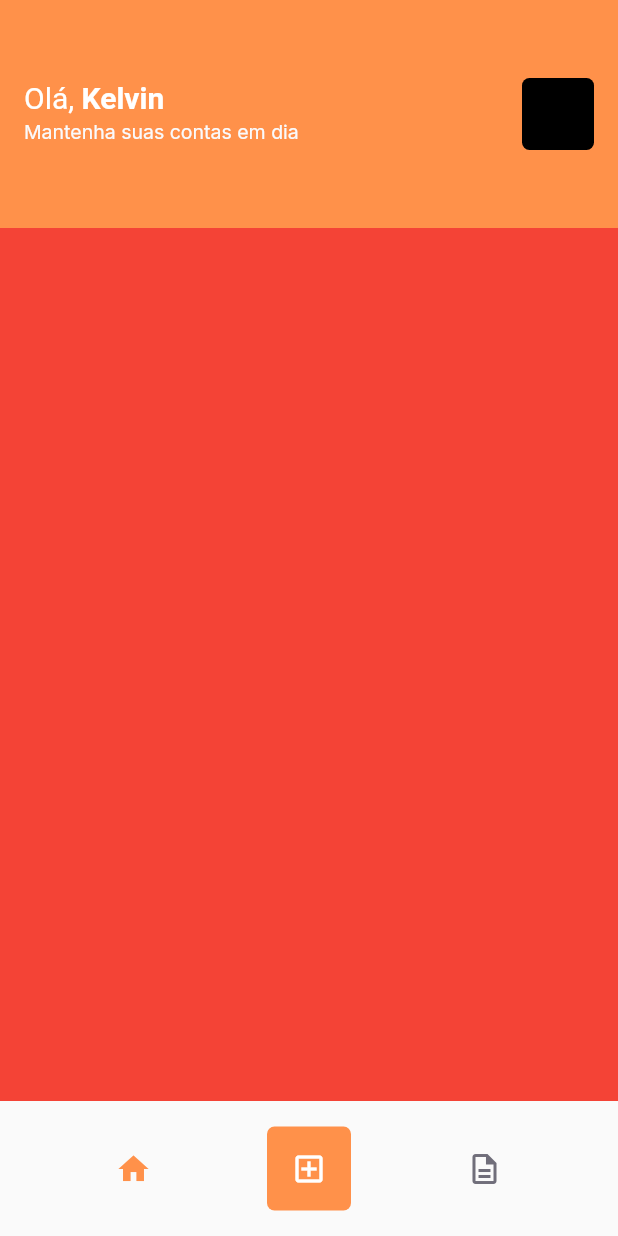
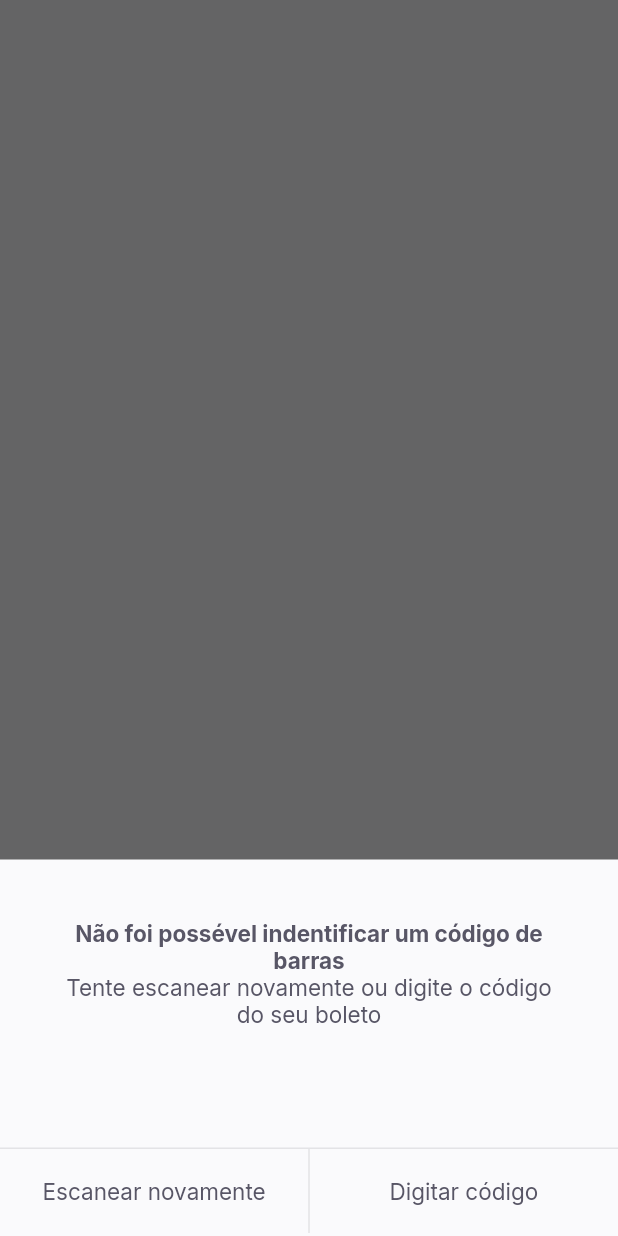
Before and after one commit to KelvinLopes/payflow, a Flutter app: the HomePage screen opened by its route, after a tap on the "add box" icon, on a phone screen of 412 x 824 dp. Run offline on Flutter 3.47's test engine with Material 2 defaults, Android fonts, the phone set to English and light mode, and no system bars; our stand-ins replace firebase_core, google_fonts, google_sign_in, shared_preferences; accounts and stored records are empty.

Commit message:
New update[barcode_scanner] 🚀

```diff
--- a/lib/app_widget.dart
+++ b/lib/app_widget.dart
@@ -1,4 +1,5 @@
 import 'package:flutter/material.dart';
+import 'package:payflow/modules/barcode_scanner/barcode_scanner_page.dart';
 import 'package:payflow/modules/home/home_page.dart';
 import 'package:payflow/modules/splash/splash_page.dart';
 
@@ -10,12 +11,14 @@ class AppWidget extends StatelessWidget {
   Widget build(BuildContext context) {
     return MaterialApp(
       title: 'Pay Flow',
-      theme: ThemeData(primaryColor: AppColors.primary),
+      theme: ThemeData(
+          primarySwatch: Colors.orange, primaryColor: AppColors.primary),
       initialRoute: "/splash",
       routes: {
-        "/splash": (context) => SplashPage(),
-        "/home": (context) => HomePage(),
-        "/login": (context) => LoginPage(),
+        '/splash': (context) => SplashPage(),
+        '/home': (context) => HomePage(),
+        '/login': (context) => LoginPage(),
+        '/barcode_scanner': (context) => BarCodeScannerPage(),
       },
     );
   }
--- /dev/null
+++ b/lib/modules/barcode_scanner/barcode_scanner_page.dart
@@ -0,0 +1,69 @@
+import 'package:flutter/material.dart';
+import 'package:payflow/shared/bottom_sheet/bottom_sheet.dart';
+import 'package:payflow/shared/themes/app_colors.dart';
+import 'package:payflow/shared/themes/app_text_styles.dart';
+import 'package:payflow/shared/widgets/set_label_buttons/set_label_buttons.dart';
+
+class BarCodeScannerPage extends StatefulWidget {
+  const BarCodeScannerPage({Key? key}) : super(key: key);
+
+  @override
+  _BarCodeScannerPageState createState() => _BarCodeScannerPageState();
+}
+
+class _BarCodeScannerPageState extends State<BarCodeScannerPage> {
+  @override
+  Widget build(BuildContext context) {
+    return BottomSheetWidget(
+      title: 'Não foi possével indentificar um código de barras',
+      subtitle: 'Tente escanear novamente ou digite o código do seu boleto',
+      primaryLabel: 'Escanear novamente',
+      primaryOnPressed: () {},
+      secondaryLabel: 'Digitar código',
+      secondaryOnPressed: () {},
+    );
+    return SafeArea(
+      top: true,
+      bottom: true,
+      left: true,
+      right: true,
+      child: RotatedBox(
+        quarterTurns: 1,
+        child: Scaffold(
+          appBar: AppBar(
+            backgroundColor: Colors.black,
+            title: Text(
+              'Escaneie o código de barras do boleto',
+              style: TextStyles.buttonBackground,
+            ),
+            centerTitle: true,
+            leading: BackButton(color: AppColors.background),
+          ),
+          body: Column(
+            children: [
+              Expanded(
+                  child: Container(
+                color: Colors.black.withOpacity(0.6),
+              )),
+              Expanded(
+                  flex: 2,
+                  child: Container(
+                    color: Colors.transparent,
+                  )),
+              Expanded(
+                  child: Container(
+                color: Colors.black.withOpacity(0.6),
+              )),
+            ],
+          ),
+          bottomNavigationBar: SetLabelButtons(
+            primaryLabel: 'Inserir código do boleto',
+            primaryOnPressed: () {},
+            secondaryLabel: 'Adicionar da galeria',
+            secondaryOnPressed: () {},
+          ),
+        ),
+      ),
+    );
+  }
+}
--- a/lib/modules/home/home_page.dart
+++ b/lib/modules/home/home_page.dart
@@ -67,10 +67,11 @@ class _HomePageState extends State<HomePage> {
               icon: Icon(
                 Icons.home,
                 color: AppColors.primary,
-                )),
+              ),
+            ),
             GestureDetector(
               onTap: () {
-                print('Taped!');
+                Navigator.pushNamed(context, '/barcode_scanner');
               },
               child: Container(
                 width: 56,
@@ -79,12 +80,9 @@ class _HomePageState extends State<HomePage> {
                   color: AppColors.primary,
                   borderRadius: BorderRadius.circular(5),
                 ),
-                child: IconButton(
-                  onPressed: () {},
-                  icon: Icon(
+                child: Icon(
                   Icons.add_box_outlined,
                   color: AppColors.background,
-                  ),
                 ),
               ),
             ),
@@ -96,7 +94,8 @@ class _HomePageState extends State<HomePage> {
               icon: Icon(
                 Icons.description_outlined,
                 color: AppColors.body,
-                )),
+              ),
+            ),
           ],
         ),
       ),
--- /dev/null
+++ b/lib/shared/bottom_sheet/bottom_sheet.dart
@@ -0,0 +1,73 @@
+import 'package:flutter/material.dart';
+import 'package:payflow/shared/themes/app_colors.dart';
+import 'package:payflow/shared/themes/app_text_styles.dart';
+import 'package:payflow/shared/widgets/set_label_buttons/set_label_buttons.dart';
+
+class BottomSheetWidget extends StatelessWidget {
+  final String primaryLabel;
+  final VoidCallback primaryOnPressed;
+  final String secondaryLabel;
+  final VoidCallback secondaryOnPressed;
+  final String title;
+  final String subtitle;
+
+  const BottomSheetWidget(
+      {Key? key,
+      required this.primaryLabel,
+      required this.primaryOnPressed,
+      required this.secondaryLabel,
+      required this.secondaryOnPressed,
+      required this.title,
+      required this.subtitle})
+      : super(key: key);
+
+  @override
+  Widget build(BuildContext context) {
+    return Material(
+      child: Container(
+        color: AppColors.shape,
+        child: Column(
+          children: [
+            Expanded(child: Container(color: Colors.black.withOpacity(0.6))),
+            Column(
+              children: [
+                Padding(
+                  padding: const EdgeInsets.all(40),
+                  child: Text.rich(
+                    TextSpan(
+                        text: title,
+                        style: TextStyles.buttonBoldHeading,
+                        children: [
+                          TextSpan(
+                            text: '\n$subtitle',
+                            style: TextStyles.buttonHeading,
+                          ),
+                        ]),
+                    textAlign: TextAlign.center,
+                  ),
+                ),
+                SizedBox(height: 40),
+                Row(
+                  children: [
+                    Expanded(
+                      child: Container(
+                        height: 1,
+                        color: AppColors.stroke,
+                      ),
+                    ),
+                  ],
+                ),
+                SetLabelButtons(
+                    primaryLabel: primaryLabel,
+                    primaryOnPressed: primaryOnPressed,
+                    secondaryLabel: secondaryLabel,
+                    secondaryOnPressed: secondaryOnPressed),
+                SizedBox(height: 2)
+              ],
+            ),
+          ],
+        ),
+      ),
+    );
+  }
+}
--- /dev/null
+++ b/lib/shared/widgets/divider_vertical/divider_vertical_widget.dart
@@ -0,0 +1,15 @@
+import 'package:flutter/material.dart';
+import 'package:payflow/shared/themes/app_colors.dart';
+
+class DividerVerticalWidget extends StatelessWidget {
+  const DividerVerticalWidget({Key? key}) : super(key: key);
+
+  @override
+  Widget build(BuildContext context) {
+    return Container(
+      width: 1,
+      height: double.maxFinite,
+      color: AppColors.stroke,
+    );
+  }
+}
--- /dev/null
+++ b/lib/shared/widgets/label_button/label_button.dart
@@ -0,0 +1,26 @@
+import 'package:flutter/material.dart';
+import 'package:payflow/shared/themes/app_text_styles.dart';
+
+class LabelButton extends StatelessWidget {
+  final String label;
+  final VoidCallback onPressed;
+  const LabelButton({
+    Key? key,
+    required this.label,
+    required this.onPressed,
+  }) : super(key: key);
+
+  @override
+  Widget build(BuildContext context) {
+    return Container(
+      height: 56,
+      child: TextButton(
+        onPressed: () {},
+        child: Text(
+          label,
+          style: TextStyles.buttonHeading,
+        ),
+      ),
+    );
+  }
+}
--- /dev/null
+++ b/lib/shared/widgets/set_label_buttons/set_label_buttons.dart
@@ -0,0 +1,42 @@
+import 'package:flutter/material.dart';
+import 'package:payflow/shared/widgets/divider_vertical/divider_vertical_widget.dart';
+import 'package:payflow/shared/widgets/label_button/label_button.dart';
+
+class SetLabelButtons extends StatelessWidget {
+  final String primaryLabel;
+  final VoidCallback primaryOnPressed;
+  final String secondaryLabel;
+  final VoidCallback secondaryOnPressed;
+
+  const SetLabelButtons(
+      {Key? key,
+      required this.primaryLabel,
+      required this.primaryOnPressed,
+      required this.secondaryLabel,
+      required this.secondaryOnPressed})
+      : super(key: key);
+
+  @override
+  Widget build(BuildContext context) {
+    return Container(
+      height: 56,
+      child: Row(
+        children: [
+          Expanded(
+            child: LabelButton(
+              label: primaryLabel,
+              onPressed: primaryOnPressed,
+            ),
+          ),
+          DividerVerticalWidget(),
+          Expanded(
+            child: LabelButton(
+              label: secondaryLabel,
+              onPressed: secondaryOnPressed,
+            ),
+          ),
+        ],
+      ),
+    );
+  }
+}
--- a/pubspec.yaml
+++ b/pubspec.yaml
@@ -33,6 +33,10 @@ dependencies:
   google_sign_in: ^5.0.4
   google_sign_in_web: ^0.10.0
   shared_preferences: ^2.0.6
+  google_ml_kit: ^0.6.0
+  camera: ^0.8.1+3
+  image_picker: ^0.8.1
+  image_picker_for_web: ^2.0.0
 
 
 dev_dependencies:
```
Also changed, not shown: pubspec.lock. Lines whose indentation alone changed are shown as unchanged.
